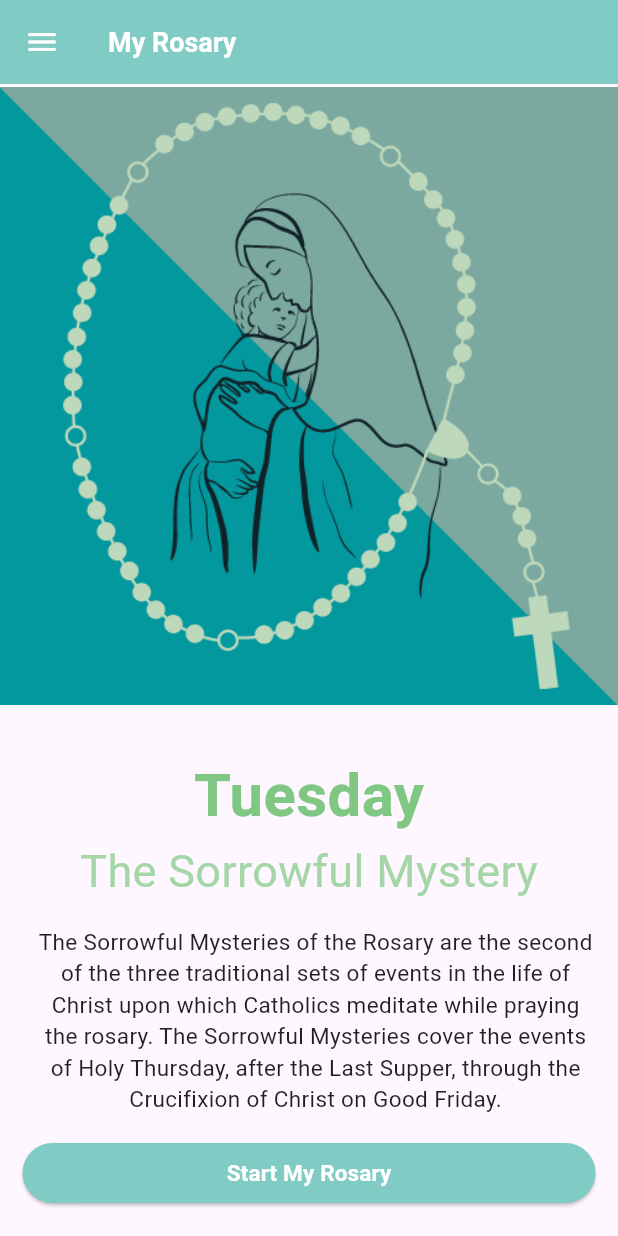
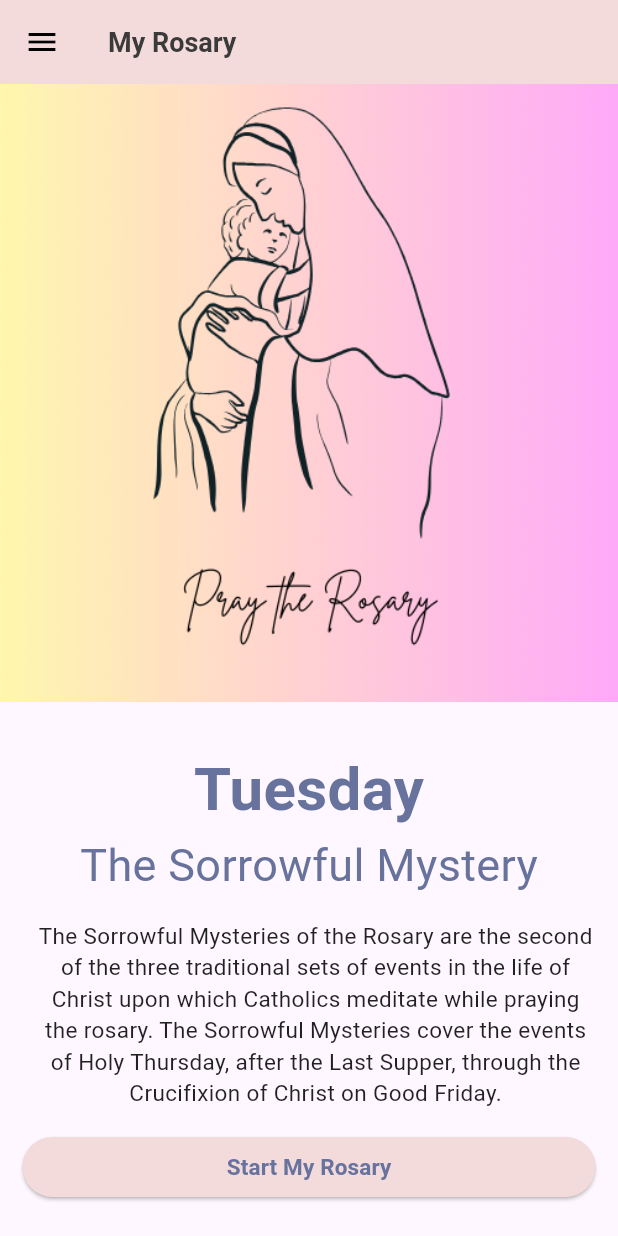
Before and after one commit to helendeguinion1/my_rosary, a Flutter app: the screen it shows after launch, on a phone screen of 412 x 824 dp. Run offline on Flutter 3.47's test engine with Material 3 defaults, Android fonts, the phone set to English and light mode, and no system bars; our stand-ins replace flutter_tts.

Commit message:
Add new images
Update Android app icon and app name - Daily Habit new app name

Update app theme color

Initial config for rosary mysteries screen

```diff
--- a/lib/helper/rosary_mystery_helper.dart
+++ b/lib/helper/rosary_mystery_helper.dart
@@ -1,13 +1,13 @@
 Map<String, dynamic> mysteryToday(String weekdaysName) {
   String _mysteryName = '';
   String _desc = '';
-  int dayMapping = 0;
+  String imageSrc = '';
 
   switch (weekdaysName) {
     case 'Monday':
     case 'Saturday':
       // 1 monday 6 Saturday
-      dayMapping = 16;
+      imageSrc = 'assets/images/joyful_mystery.jpg';
       _mysteryName = "The Joyful Mystery";
       _desc =
           "By meditating on the Joyful Mysteries of the Rosary, we accompany Mary and Joseph as they learn that Mary will bring the Son of God into the world, and we journey with them through Christ's birth and into his childhood.";
@@ -15,7 +15,7 @@ Map<String, dynamic> mysteryToday(String weekdaysName) {
     case 'Tuesday':
     case 'Friday':
       // 2 Tuesday, 5 Friday
-      dayMapping = 25;
+      imageSrc = 'assets/images/sorrowful_mystery.jpg';
       _mysteryName = "The Sorrowful Mystery";
       _desc =
           "The Sorrowful Mysteries of the Rosary are the second of the three traditional sets of events in the life of Christ upon which Catholics meditate while praying the rosary. The Sorrowful Mysteries cover the events of Holy Thursday, after the Last Supper, through the Crucifixion of Christ on Good Friday.";
@@ -23,19 +23,23 @@ Map<String, dynamic> mysteryToday(String weekdaysName) {
     case 'Wednesday':
     case 'Sunday':
       // 3 Wednesday, 7 Sunday
-      dayMapping = 37;
+      imageSrc = 'assets/images/glorious_mystery.jpg';
       _mysteryName = "The Glorious Mystery";
       _desc =
           "The Glorious Mysteries are the crown of Jesus' triumphs. How exhilarating to know that Jesus is God and that He rose from the dead thereby destroying death and making you an heir to Heaven.";
       break;
     case 'Thursday':
       // Thursday
-      dayMapping = 4;
+      imageSrc = 'assets/images/luminous_mystery.jpg';
       _mysteryName = "The Luminous Mystery";
       _desc =
           "The Luminous Mysteries of the Rosary are the stories of Jesus' public life, from his baptism to his death. Jesus, by his example, teaches us what we can do to become his disciples.";
       break;
     default:
   }
-  return {'name': _mysteryName, 'description': _desc, 'dayMapping': dayMapping};
+  return {
+    'name': _mysteryName,
+    'description': _desc,
+    'imageSrc': imageSrc,
+  };
 }
--- a/lib/main.dart
+++ b/lib/main.dart
@@ -16,7 +16,7 @@ class MyApp extends StatelessWidget {
       title: 'Flutter Demo',
       theme: ThemeData(
           canvasColor: Colors.white,
-          appBarTheme: AppBarTheme(color: Colors.teal[200]!)),
+          appBarTheme: const AppBarTheme(color: Color(0xfff3dadb))),
       home: const MainScreen(),
     );
   }
--- a/lib/screens/main_screen.dart
+++ b/lib/screens/main_screen.dart
@@ -22,15 +22,13 @@ class _MainScreenState extends State<MainScreen> {
     return MrScaffold(
         appBarTitle: const MrText(
           text: "My Rosary",
-          color: Colors.white,
           fontWeight: FontWeight.bold,
+          color: Color.fromARGB(255, 59, 58, 58),
           fontSize: 18,
         ),
         drawer: const MrMainDrawer(),
         body: Column(children: <Widget>[
-          Padding(
-              padding: const EdgeInsets.symmetric(vertical: 2.0),
-              child: Image.asset('assets/images/main_screen_image.png')),
+          Image.asset('assets/images/mama_mary.png'),
           const SizedBox(
             height: 30,
           ),
@@ -38,14 +36,14 @@ class _MainScreenState extends State<MainScreen> {
             padding: const EdgeInsets.symmetric(horizontal: 15),
             child: MrText(
               text: weekdaysName(),
-              color: Colors.green[300]!,
+              color: const Color(0xff67729D),
               fontWeight: FontWeight.bold,
               fontSize: 40,
             ),
           ),
           MrText(
             text: mysteryToday(weekdaysName())['name'],
-            color: Colors.green[200]!,
+            color: const Color(0xff67729D),
             fontSize: 30,
           ),
           Padding(
@@ -64,13 +62,11 @@ class _MainScreenState extends State<MainScreen> {
                 width: double.infinity,
                 child: MrElevatedButton(
                   text: 'Start My Rosary',
-                  textColor: Colors.white,
                   textWeight: FontWeight.bold,
                   textSize: 15,
                   onPressed: () => Navigator.of(context).push(MaterialPageRoute(
                       builder: (context) => PrayersScreen(
-                            mysteryDay:
-                                mysteryToday(weekdaysName())['dayMapping'],
+                            dayName: weekdaysName(),
                           ))),
                 ),
               ))
--- a/lib/widgets/molecules/mr_elevated_button.dart
+++ b/lib/widgets/molecules/mr_elevated_button.dart
@@ -6,7 +6,7 @@ class MrElevatedButton extends StatelessWidget {
   const MrElevatedButton(
       {Key? key,
       this.text,
-      this.textColor = Colors.blueAccent,
+      this.textColor = const Color(0xff67729D),
       this.textSize = 14.0,
       this.onPressed,
       this.textWeight = FontWeight.normal})
@@ -20,7 +20,7 @@ class MrElevatedButton extends StatelessWidget {
   @override
   Widget build(BuildContext context) {
     return ElevatedButton(
-      style: ElevatedButton.styleFrom(primary: Colors.teal[200]),
+      style: ElevatedButton.styleFrom(backgroundColor: const Color(0xfff3dadb)),
       child: MrText(
         text: text,
         color: textColor,
--- a/lib/widgets/molecules/mr_main_drawer.dart
+++ b/lib/widgets/molecules/mr_main_drawer.dart
@@ -1,4 +1,5 @@
 import 'package:flutter/material.dart';
+import 'package:my_rosary/screens/rosary_guide_screen.dart';
 //Widget
 import 'package:my_rosary/widgets/atoms/mr_text.dart';
 
@@ -27,7 +28,10 @@ class MrMainDrawer extends StatelessWidget {
           text: "Rosary Guide",
         ),
         onTap: () {
-          Navigator.pushNamed(context, '/rosary-guide');
+          Navigator.push(
+              context,
+              MaterialPageRoute(
+                  builder: (context) => const RosaryGuideScreen()));
         },
       )
     ]));
--- a/lib/widgets/organisms/mr_scaffold.dart
+++ b/lib/widgets/organisms/mr_scaffold.dart
@@ -22,10 +22,11 @@ class MrScaffold extends StatelessWidget {
   Widget build(BuildContext context) {
     return Scaffold(
       resizeToAvoidBottomInset: resizeBottomInset,
+      endDrawerEnableOpenDragGesture: false,
       appBar: AppBar(
         title: appBarTitle,
         actions: actions,
-        iconTheme: const IconThemeData(color: Colors.white),
+        iconTheme: const IconThemeData(color: Colors.black),
       ),
       drawer: drawer,
       body: body,
--- a/pubspec.yaml
+++ b/pubspec.yaml
@@ -63,6 +63,12 @@ flutter:
   assets:
     - assets/images/main_screen_image.png
     - assets/images/rosary_guide.png
+    - assets/images/glorious_mystery.jpg
+    - assets/images/joyful_mystery.jpg
+    - assets/images/luminous_mystery.jpg
+    - assets/images/sorrowful_mystery.jpg
+    - assets/images/app_icon.png
+    - assets/images/mama_mary.png
 
   # An image asset can refer to one or more resolution-specific "variants", see
   # https://flutter.dev/assets-and-images/#resolution-aware.
```
Also changed, not shown: lib/screens/mystery_screen.dart (+117 -6 lines), lib/screens/prayers_screen.dart (+103 -28 lines), lib/widgets/organisms/mr_prayer_speech.dart (+8 -8 lines), assets/images/app_icon.png (added), assets/images/glorious_mystery.jpg (added), assets/images/joyful_mystery.jpg (added), assets/images/luminous_mystery.jpg (added), assets/images/mama_mary.png (added), assets/images/sorrowful_mystery.jpg (added), 8 other files.
